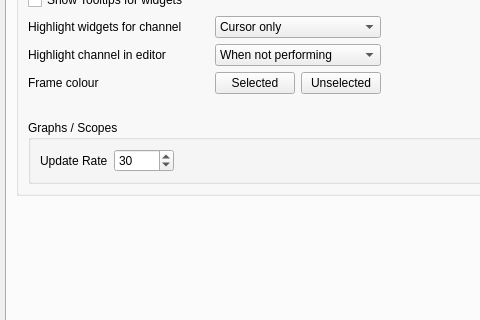
This is src/configdialog.ui in CsoundQt/CsoundQt as Qt 5 draws it before an edit; both pictures show x 0 to 480 and y 186 to 506 of the 740 by 680 pixel window. The edited form follows.
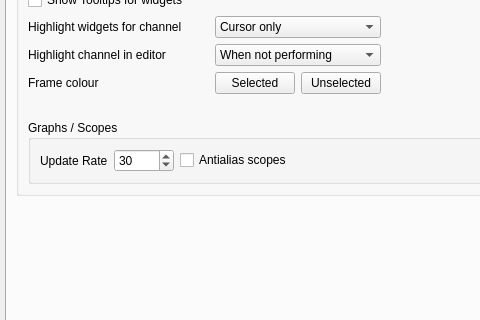
This is the edited form. The open tabs and pages were chosen to show the change.

Commit message:
Add scope antialiasing option
Add a global Settings/Widgets option, default off, plus a per-scope Antialias checkbox. An unset per-widget property follows the global value; an override is stored as <antialias> in the widget XML.

Diff of the .ui file:
```diff
--- a/src/configdialog.ui
+++ b/src/configdialog.ui
@@ -2896,6 +2896,16 @@
                    </property>
                   </widget>
                  </item>
+                 <item>
+                  <widget class="QCheckBox" name="antialiasScopesCheckBox">
+                   <property name="toolTip">
+                    <string>Enable antialiased drawing for scopes by default. Individual scopes can override this in their properties.</string>
+                   </property>
+                   <property name="text">
+                    <string>Antialias scopes</string>
+                   </property>
+                  </widget>
+                 </item>
                  <item>
                   <spacer name="horizontalSpacer_9">
                    <property name="orientation">
```
The commit also changes 7 other files.
